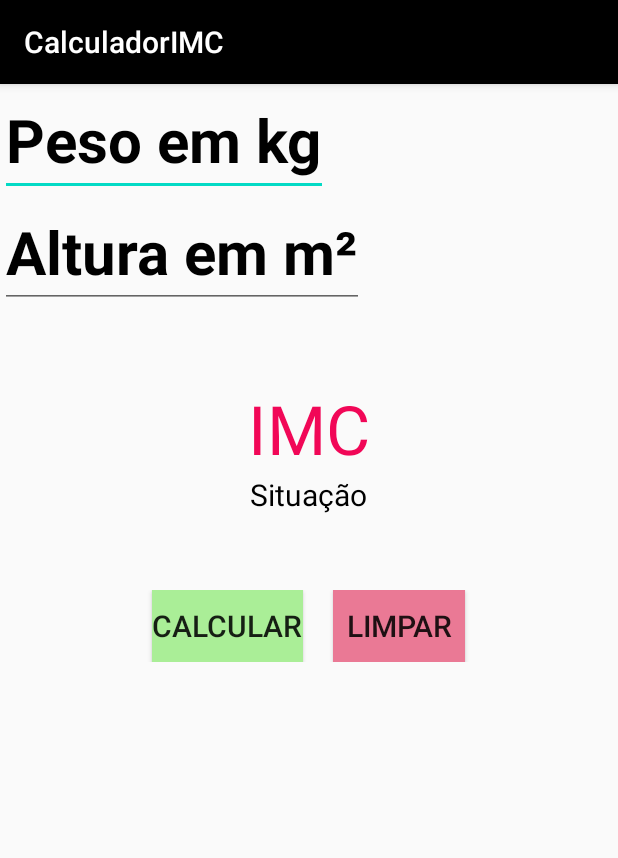
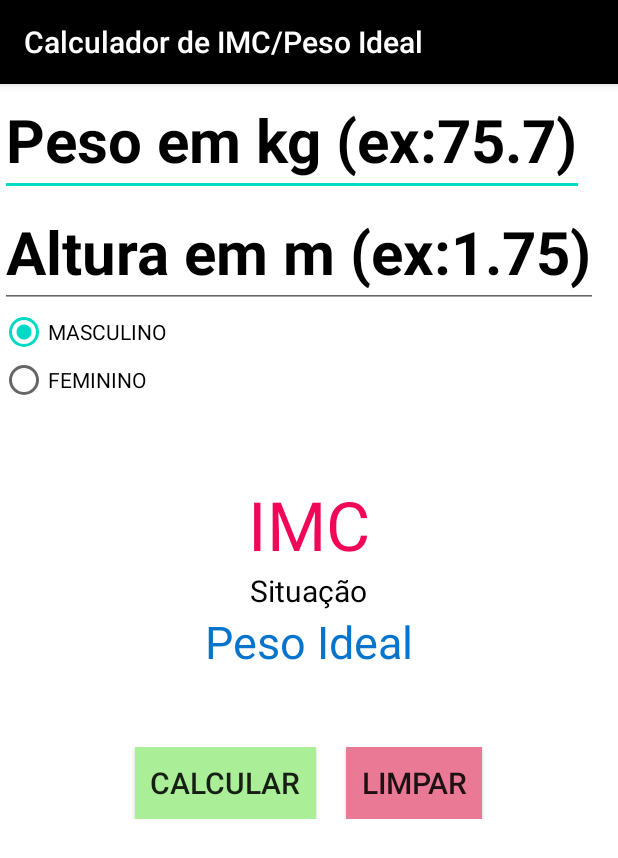
Before and after one commit to Rodrigo-Sarmento/CalculadorIMC, an Android app: the screen it shows after launch (MainActivity), on a phone screen of 412 x 824 dp. Shown: the top 858 px of the screen. Run offline under Robolectric (Android 15) with nearby library versions, the phone set to English and light mode, and no system bars.

Commit message:
feat: add calcular peso ideal

```diff
--- a/app/src/main/java/com/digo/calculadorimc/MainActivity.java
+++ b/app/src/main/java/com/digo/calculadorimc/MainActivity.java
@@ -5,6 +5,7 @@ import android.os.Bundle;
 import android.view.View;
 import android.widget.Button;
 import android.widget.EditText;
+import android.widget.RadioButton;
 import android.widget.TextView;
 import android.widget.Toast;
 
@@ -16,8 +17,11 @@ public class MainActivity extends AppCompatActivity {
     private EditText etAltura;
     private TextView teResultado;
     private TextView teSituacao;
+    private TextView tePesoIdeal;
     private Button btCalcular;
     private Button btLimpar;
+    private RadioButton rbMasculino;
+    private RadioButton rbFeminino;
 
     @Override
     protected void onCreate(Bundle savedInstanceState) {
@@ -28,8 +32,11 @@ public class MainActivity extends AppCompatActivity {
         etAltura = findViewById(R.id.etAltura);
         teResultado = findViewById(R.id.teResultado);
         teSituacao = findViewById(R.id.teSituacao);
+        tePesoIdeal = findViewById(R.id.tePesoIdeal);
         btCalcular = findViewById(R.id.btCalcular);
         btLimpar = findViewById(R.id.btLimpar);
+        rbMasculino = findViewById(R.id.rbMasculino);
+        rbFeminino = findViewById(R.id.rbFeminino);
 
         btCalcular.setOnClickListener(new View.OnClickListener() {
             @Override
@@ -59,10 +66,21 @@ public class MainActivity extends AppCompatActivity {
             etAltura.requestFocus();
             return;
         }
+
         double peso = Double.parseDouble(etPeso.getText().toString());
         double altura = Double.parseDouble(etAltura.getText().toString());
         double imc = peso / Math.pow(altura,2);
         teResultado.setText(new DecimalFormat("0.00").format(imc));
+        double pesoIdeal = 0;
+
+        if(rbMasculino.isChecked()){
+            pesoIdeal = 22 * (altura * altura);
+            tePesoIdeal.setText("Seu peso ideal é "+new DecimalFormat("0.00").format(pesoIdeal)+"kg");
+        }else if(rbFeminino.isChecked()){
+            pesoIdeal = 21 * (altura * altura);
+            tePesoIdeal.setText("Seu peso ideal é "+new DecimalFormat("0.00").format(pesoIdeal)+"kg");
+        }
+
         if(imc >= 18.5 && imc <= 24.9){
             teSituacao.setText("Parabéns-você está em seu peso normal!");
         }else if(imc > 24.9 && imc <= 29.9){
@@ -83,5 +101,6 @@ public class MainActivity extends AppCompatActivity {
         etAltura.setText("");
         teResultado.setText("IMC");
         teSituacao.setText("Situação");
+        tePesoIdeal.setText("Peso Ideal");
     }
 }
--- a/app/src/main/res/layout/activity_main.xml
+++ b/app/src/main/res/layout/activity_main.xml
@@ -4,6 +4,7 @@
     android:layout_width="match_parent"
     android:layout_height="match_parent"
     android:orientation="vertical"
+    android:background="@color/white"
     >
 
 
@@ -16,7 +17,7 @@
         android:textStyle="bold"
         android:textColor="@color/black"
         android:textColorHint="@color/black"
-        android:hint="Peso em kg"
+        android:hint="Peso em kg (ex:75.7)"
         android:maxLength="8"
         android:textSize="40dp"/>
 
@@ -29,8 +30,25 @@
         android:textStyle="bold"
         android:textColorHint="@color/black"
         android:maxLength="7"
-        android:hint="Altura em m²"
+        android:hint="Altura em m (ex:1.75)"
         android:textSize="40dp"/>
+
+    <RadioGroup
+        android:layout_width="wrap_content"
+        android:layout_height="wrap_content"
+        android:orientation="vertical">
+    <RadioButton
+        android:layout_width="wrap_content"
+        android:layout_height="wrap_content"
+        android:id="@+id/rbMasculino"
+        android:text="MASCULINO"
+        android:checked="true"/>
+    <RadioButton
+        android:layout_width="wrap_content"
+        android:layout_height="wrap_content"
+        android:id="@+id/rbFeminino"
+        android:text="FEMININO"/>
+    </RadioGroup>
 
     <TextView
         android:layout_width="wrap_content"
@@ -50,6 +68,16 @@
         android:textColor="@color/black"
         android:text="Situação"
         android:textSize="20dp"
+        />
+
+    <TextView
+        android:id="@+id/tePesoIdeal"
+        android:layout_width="wrap_content"
+        android:layout_height="wrap_content"
+        android:layout_gravity="center"
+        android:textColor="#0674CC"
+        android:text="Peso Ideal"
+        android:textSize="30dp"
         android:paddingBottom="50dp"/>
 
     <LinearLayout
@@ -64,8 +92,9 @@
             android:layout_height="wrap_content"
             android:background="#AAEE97"
             android:onClick="btCalcularOnclick"
-            android:text="CALCULAR"
+            android:text="Calcular"
             android:textSize="20dp"
+            android:padding="10dp"
             android:layout_marginHorizontal="10dp"/>
 
         <Button
@@ -76,6 +105,7 @@
             android:textSize="20dp"
             android:onClick="btLimparOnclick"
             android:background="#EA7995"
+            android:padding="10dp"
             android:layout_marginHorizontal="10dp"/>
     </LinearLayout>
 </LinearLayout>
--- a/app/src/main/res/values/strings.xml
+++ b/app/src/main/res/values/strings.xml
@@ -1,3 +1,3 @@
 <resources>
-    <string name="app_name">CalculadorIMC</string>
+    <string name="app_name">Calculador de IMC/Peso Ideal</string>
 </resources>
```
